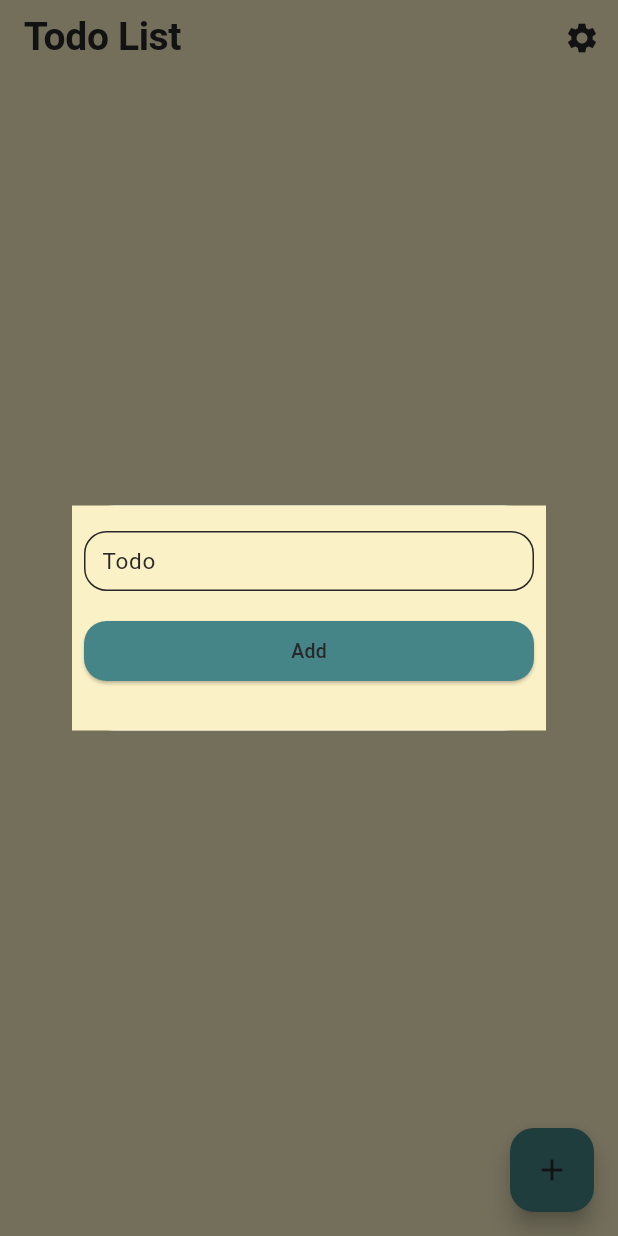
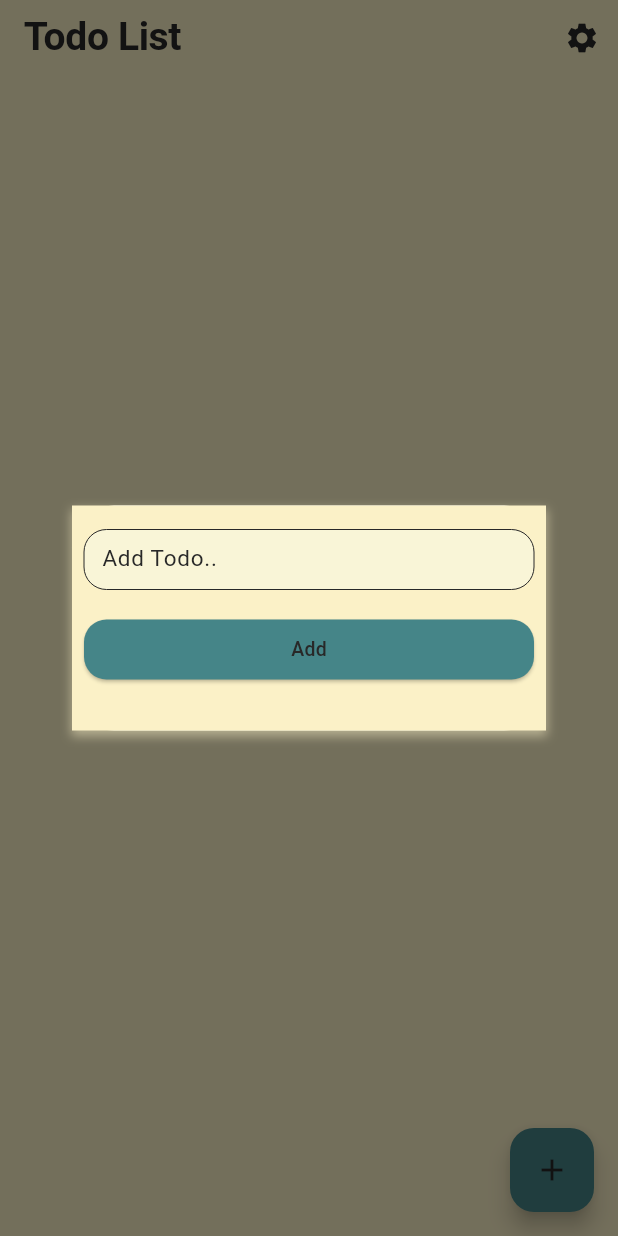
Before and after one commit to Besufikad17/todolist, a Flutter app: the screen it shows after launch, after a tap on the "add" icon, on a phone screen of 412 x 824 dp. Run offline on Flutter 3.47's test engine with Material 3 defaults, Android fonts, the phone set to English and light mode, and no system bars; our stand-ins replace bloc, equatable, flutter_bloc, get_it, hive; accounts and stored records are empty; Roboto replaces fonts that are missing (Iosevka Nerd Font).

Commit message:
todo component, add todo UI updated

```diff
--- a/lib/config/router/routes.dart
+++ b/lib/config/router/routes.dart
@@ -3,5 +3,5 @@ import 'package:todolist/presentation/screens/todo.dart';
 
 final routes = {
   '/' : (context) => Home(),
-  '/todo': (context) => TodoPage()
+  '/todo': (context) => const TodoPage()
 };
--- a/lib/data/repository/local_todo_repository_impl.dart
+++ b/lib/data/repository/local_todo_repository_impl.dart
@@ -22,6 +22,7 @@ class LocalTodoRepositoryImpl implements LocalTodoRepository {
     await _todoBox.put(index, LocalTodo(title: todoToEdit.title, lists: lists, createdAt: todoToEdit.createdAt));
   }
 
+  @override
   Future<void> updateListStatus(ListStatus status, String listTitle, String todoTitle) async {
     final todoToEdit = _todoBox.values.firstWhere((todo) => todo.title == todoTitle);
     final index = _todoBox.values.toList().indexOf(todoToEdit);
--- a/lib/presentation/components/popup.dart
+++ b/lib/presentation/components/popup.dart
@@ -3,6 +3,7 @@ import 'package:todolist/data/datasource/local/local_list_service.dart';
 import 'package:todolist/data/datasource/local/local_todo_service.dart';
 import 'package:todolist/presentation/bloc/todo_bloc.dart';
 import 'package:todolist/presentation/components/button.dart';
+import 'package:todolist/presentation/components/text_field.dart';
 
 class Popup extends StatelessWidget {
   const Popup({
@@ -23,20 +24,16 @@ class Popup extends StatelessWidget {
     return Dialog(
       child: Container(
         height: 150,
-         decoration: BoxDecoration(
+        decoration: BoxDecoration(
           color: Theme.of(context).scaffoldBackgroundColor,
-          border: Border(
-            bottom:  BorderSide(
-              color: Theme.of(context).scaffoldBackgroundColor,
-              width: 1,
-              style: BorderStyle.solid
+            boxShadow: [
+            BoxShadow(
+              color: Theme.of(context).scaffoldBackgroundColor.withOpacity(0.5),
+              spreadRadius: 1,
+              blurRadius: 5,
+              offset: const Offset(0, 3), // changes position of shadow
             ),
-            top:  BorderSide(
-              color: Theme.of(context).scaffoldBackgroundColor,
-              width: 1,
-              style: BorderStyle.solid
-            )
-          )
+          ],
         ),
         child: Padding(
           padding: const EdgeInsets.symmetric(
@@ -48,37 +45,7 @@ class Popup extends StatelessWidget {
               SizedBox(
                 width: 300,
                 height: 40,
-                child: TextField(
-                  controller: text,
-                  decoration: InputDecoration(
-                    enabledBorder: OutlineInputBorder(
-                      borderSide: BorderSide(
-                        color: Theme.of(context).textTheme.displayLarge!.color!,
-                        width: 1
-                      ),
-                      borderRadius: const BorderRadius.all(Radius.circular(15))
-                    ),
-                    focusedBorder: OutlineInputBorder(
-                      borderSide: BorderSide(
-                        color: Theme.of(context).textTheme.displayLarge!.color!,
-                        width: 1
-                      ),
-                      borderRadius: const BorderRadius.all(Radius.circular(15))
-                    ),
-                    labelText: 'Todo',
-                    hintText: 'Add Todo..',
-                    hintStyle: TextStyle(
-                      fontSize: 15,
-                      color: Theme.of(context).textTheme.displayLarge!.color!
-                    ),
-                    labelStyle: TextStyle(
-                      fontSize: 15,
-                      color: Theme.of(context).textTheme.displayLarge!.color!
-                    ),
-                    contentPadding: const EdgeInsets.all(8)
-                  ),
-
-                ),
+                child: MyTextField(controller: text)
               ),
               const SizedBox(height: 20,),
               MyButton(
--- /dev/null
+++ b/lib/presentation/components/text_field.dart
@@ -0,0 +1,42 @@
+import 'package:flutter/material.dart';
+
+class MyTextField extends StatelessWidget {
+  const MyTextField({super.key, required this.controller});
+
+  final TextEditingController controller;
+
+  @override
+  Widget build(BuildContext context) {
+    return TextField(
+      controller: controller,
+      style: TextStyle(
+        fontSize: 15,
+        color: Theme.of(context).textTheme.displayLarge!.color!
+      ),
+      decoration: InputDecoration(
+        enabledBorder: OutlineInputBorder(
+          borderSide: BorderSide(
+            color: Theme.of(context).textTheme.displayLarge!.color!,
+            width: 0
+          ),
+          borderRadius: const BorderRadius.all(Radius.circular(15))
+        ),
+        focusedBorder: OutlineInputBorder(
+          borderSide: BorderSide(
+            color: Theme.of(context).textTheme.displayLarge!.color!,
+            width: 0
+          ),
+          borderRadius: const BorderRadius.all(Radius.circular(15))
+        ),
+        hintText: 'Add Todo..',
+        hintStyle: TextStyle(
+          fontSize: 15,
+          color: Theme.of(context).textTheme.displayLarge!.color!
+        ),
+        filled: true,
+        fillColor: Theme.of(context).colorScheme.secondary,
+        contentPadding: const EdgeInsets.all(8)
+      ),
+    );
+  }
+}
--- a/lib/presentation/screens/home.dart
+++ b/lib/presentation/screens/home.dart
@@ -16,8 +16,8 @@ class Home extends StatelessWidget {
   Home({super.key});
 
   final ThemeBloc themeBloc = ThemeBloc(ThemeRepositoryImpl(locator<Box<ThemeModel>>()));
-  TextEditingController text = TextEditingController();
-  LocalTodoRepositoryImpl repository = LocalTodoRepositoryImpl(locator.get<Box<LocalTodo>>());
+  final TextEditingController text = TextEditingController();
+  final LocalTodoRepositoryImpl repository = LocalTodoRepositoryImpl(locator.get<Box<LocalTodo>>());
 
   @override
   Widget build(BuildContext context) {
@@ -88,15 +88,22 @@ final ThemeBloc themeBloc = ThemeBloc(ThemeRepositoryImpl(locator<Box<ThemeModel
   }
 
   Widget buildLoaded(BuildContext context, List<LocalTodo> todos, TodoBloc bloc) {
-    return Column(children: [
+    return Padding(
+      padding: const EdgeInsets.all(8.0),
+      child: Column(children: [
         Expanded(
           child: ListView.builder(
             itemCount: todos.length,
             itemBuilder: (BuildContext context, int index) {
-            return TodoComponent(title: todos[index].title, date: todos[index].createdAt);
+              return TodoComponent(
+                title: todos[index].title,
+                date: todos[index].createdAt,
+                lists: todos[index].lists.length,
+              );
             }
           ),
         ),
-    ]);
+      ]),
+    );
   }
 }
--- a/lib/presentation/screens/preference.dart
+++ b/lib/presentation/screens/preference.dart
@@ -32,7 +32,6 @@ class PreferencePage extends StatelessWidget {
                     style: TextStyle(color: appThemeData[itemAppTheme]!.colorScheme.onPrimary),
                   ),
                   onTap: () {
-                    print("change theme");
                     bloc.add(ThemeChanged(itemAppTheme));
                   },
                 ),
```
Also changed, not shown: lib/presentation/components/todo.dart (+15 -26 lines). Lines whose indentation alone changed are shown as unchanged.
